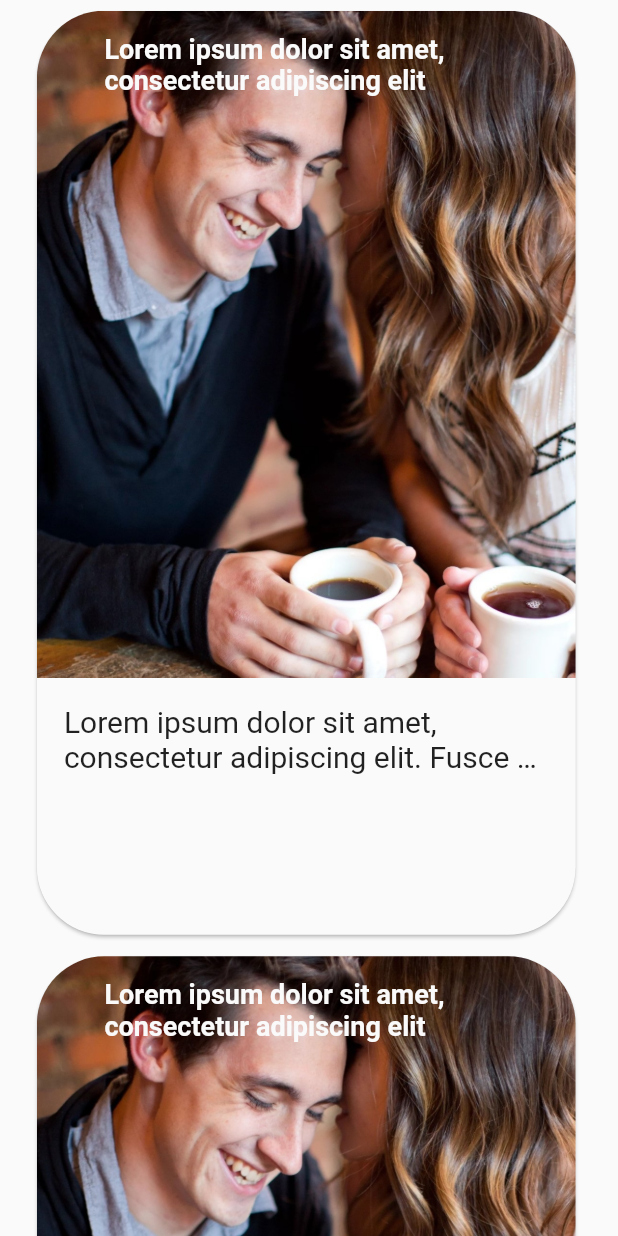
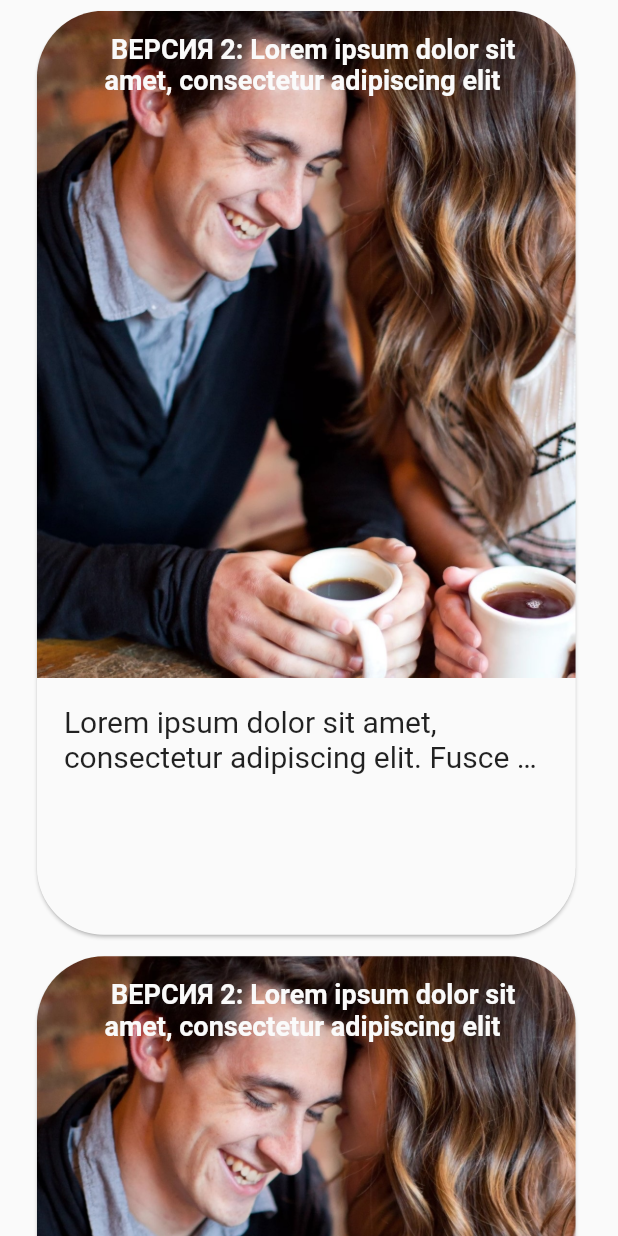
Before and after one commit to CoMatu/matrix, a Flutter app: the HomePage screen opened directly, on a phone screen of 412 x 824 dp. Run offline on Flutter 3.47's test engine with Material 2 defaults, Android fonts, the phone set to English and light mode, and no system bars; drawn by our look-alikes of auto_size_text.

Commit message:
изменил название пакета + версию в карточку

```diff
--- a/lib/card_widget.dart
+++ b/lib/card_widget.dart
@@ -29,7 +29,7 @@ class CardWidget extends StatelessWidget {
                         left: 45.0, right: 15.0, top: 15.0),
                     child: Center(
                       child: AutoSizeText(
-                          'Lorem ipsum dolor sit amet, consectetur adipiscing elit',
+                          ' ВЕРСИЯ 2: Lorem ipsum dolor sit amet, consectetur adipiscing elit',
                           style: TextStyle(
                               fontSize: 18,
                               color: Colors.grey[50],
```
Also changed, not shown: 1 other file.
